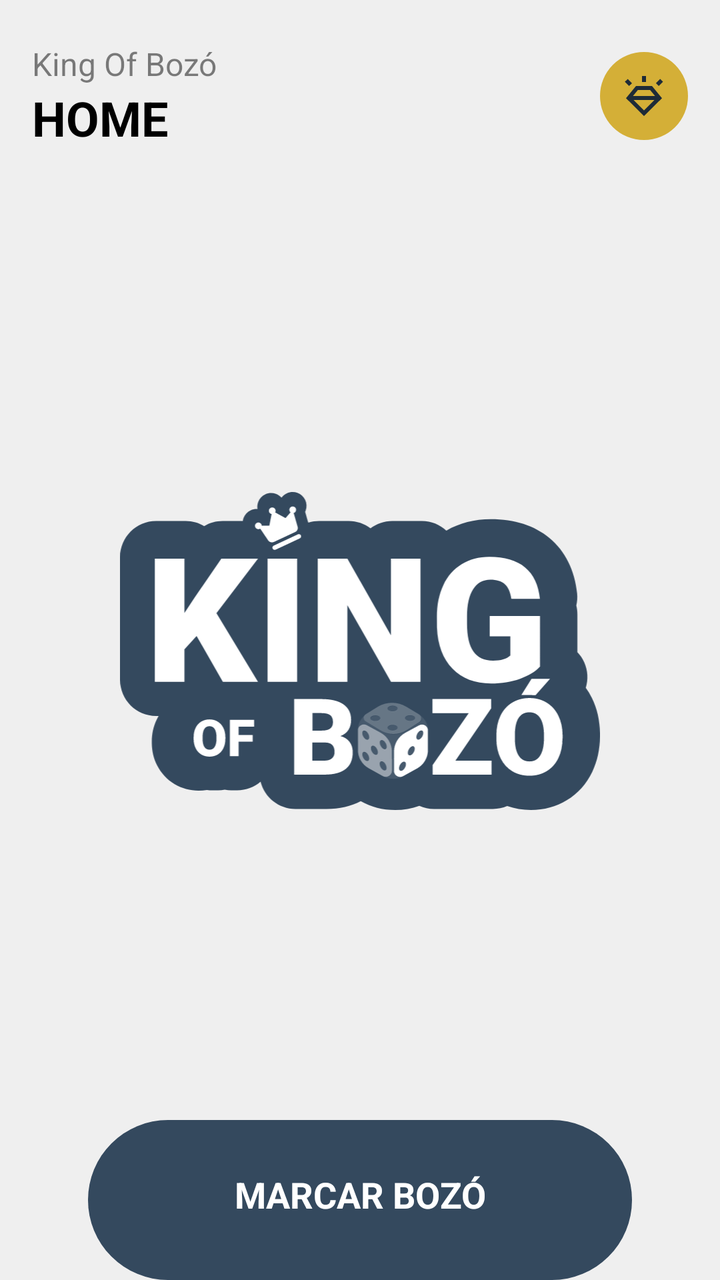
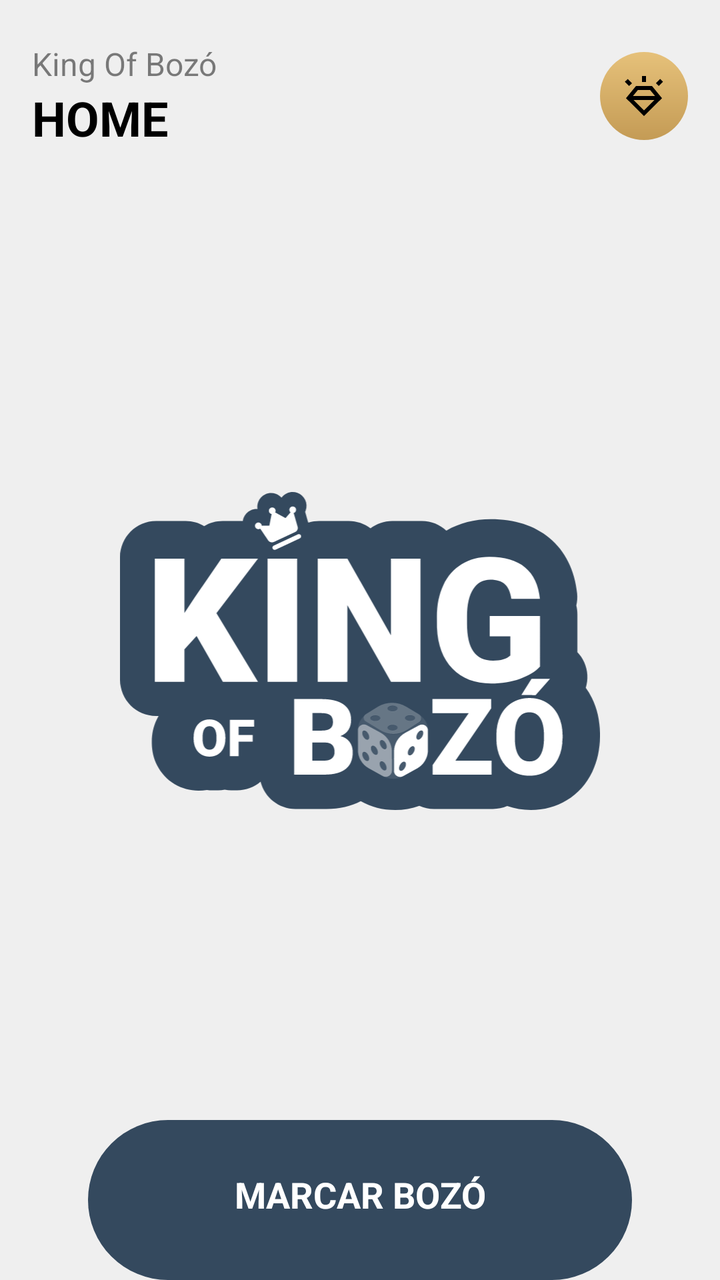

Compare the two renders of this Android layout. The source of the first and the diff that turns it into the second are given below.
<!-- AndroidManifest.xml: application theme Base.Theme.KingOfBozo.Standard -->
<!-- res/layout/fragment_home.xml -->
<?xml version="1.0" encoding="utf-8"?>
<androidx.constraintlayout.widget.ConstraintLayout
    xmlns:android="http://schemas.android.com/apk/res/android"
    xmlns:app="http://schemas.android.com/apk/res-auto"
    xmlns:tools="http://schemas.android.com/tools"
    android:layout_width="match_parent"
    android:layout_height="match_parent"
    android:background="?attr/customBackground"
    tools:context=".ui.home.HomeFragment"
    android:fitsSystemWindows="true">

    <LinearLayout
        android:id="@+id/text_ajustes_title"
        android:layout_width="match_parent"
        android:layout_height="wrap_content"
        android:orientation="horizontal"
        android:layout_marginTop="5dp"
        android:paddingVertical="16dp"
        android:layout_marginHorizontal="16dp"
        app:layout_constraintStart_toStartOf="parent"
        app:layout_constraintTop_toTopOf="parent">

        <LinearLayout
            android:layout_width="wrap_content"
            android:layout_height="wrap_content"
            android:gravity="start"
            android:orientation="vertical"
            android:layout_gravity="center_vertical"
            android:layout_weight="1">

        <TextView
            android:id="@+id/text_app_title"
            android:layout_width="wrap_content"
            android:layout_height="wrap_content"
            android:alpha="0.5"
            android:text="@string/king_of_boz"
            android:textColor="?attr/textFillColor"
            android:textSize="16sp" />

        <TextView
            android:id="@+id/text_greeting"
            android:layout_width="wrap_content"
            android:layout_height="wrap_content"
            android:text="HOME"
            android:textColor="?attr/textFillColor"
            android:textSize="24sp"
            android:textStyle="bold" />

        </LinearLayout>

        <ImageView
            android:id="@+id/button_premium_home"
            android:layout_width="44dp"
            android:layout_height="44dp"
            android:layout_gravity="center_vertical"
            android:background="@drawable/background_circle"
            android:backgroundTint="@color/premium"
            android:padding="10dp"
            android:src="@drawable/ic_diamond_shine"
            app:tint="@color/padrao_dark"
            android:clickable="true"
            android:focusable="true"
            tools:ignore="ContentDescription" />

    </LinearLayout>

    <ImageView
        android:id="@+id/image_logo_fundo"
        android:layout_width="match_parent"
        android:layout_height="wrap_content"
        android:layout_marginHorizontal="60dp"
        android:adjustViewBounds="true"
        android:contentDescription="@string/logo_king_of_boz"
        android:src="@drawable/fundo_logo"
        android:transitionName="logo_fundo_main"
        app:layout_constraintBottom_toTopOf="@+id/button_marcador"
        app:layout_constraintTop_toBottomOf="@+id/text_ajustes_title"
        app:tint="?attr/colorPrimary"
        tools:ignore="MissingConstraints" />

    <FrameLayout
        android:id="@+id/logo_container"
        android:layout_width="match_parent"
        android:layout_height="wrap_content"
        android:layout_marginHorizontal="60dp"
        android:transitionName="logo_main"
        app:layout_constraintBottom_toTopOf="@+id/button_marcador"
        app:layout_constraintTop_toBottomOf="@+id/text_ajustes_title">

        
        <ImageView
            android:id="@+id/letter_k"
            android:layout_width="match_parent"
            android:layout_height="wrap_content"
            android:adjustViewBounds="true"
            android:src="@drawable/logo_k"
            tools:ignore="ContentDescription" />

        <ImageView
            android:id="@+id/letter_i"
            android:layout_width="match_parent"
            android:layout_height="wrap_content"
            android:adjustViewBounds="true"
            android:src="@drawable/logo_i"
            tools:ignore="ContentDescription" />

        <ImageView
            android:id="@+id/letter_n"
            android:layout_width="match_parent"
            android:layout_height="wrap_content"
            android:adjustViewBounds="true"
            android:src="@drawable/logo_n"
            tools:ignore="ContentDescription" />

        <ImageView
            android:id="@+id/letter_g"
            android:layout_width="match_parent"
            android:layout_height="wrap_content"
            android:adjustViewBounds="true"
            android:src="@drawable/logo_g"
            tools:ignore="ContentDescription" />

        
        <ImageView
            android:id="@+id/letter_o_of"
            android:layout_width="match_parent"
            android:layout_height="wrap_content"
            android:adjustViewBounds="true"
            android:src="@drawable/logo_o_of"
            tools:ignore="ContentDescription" />

        <ImageView
            android:id="@+id/letter_f"
            android:layout_width="match_parent"
            android:layout_height="wrap_content"
            android:adjustViewBounds="true"
            android:src="@drawable/logo_f"
            tools:ignore="ContentDescription" />

        
        <ImageView
            android:id="@+id/letter_b"
            android:layout_width="match_parent"
            android:layout_height="wrap_content"
            android:adjustViewBounds="true"
            android:src="@drawable/logo_b"
            tools:ignore="ContentDescription" />

        <ImageView
            android:id="@+id/logo_dice"
            android:layout_width="match_parent"
            android:layout_height="wrap_content"
            android:adjustViewBounds="true"
            android:src="@drawable/logo_dice"
            tools:ignore="ContentDescription" />

        <ImageView
            android:id="@+id/letter_z"
            android:layout_width="match_parent"
            android:layout_height="wrap_content"
            android:adjustViewBounds="true"
            android:src="@drawable/logo_z"
            tools:ignore="ContentDescription" />

        <ImageView
            android:id="@+id/letter_o_bzo"
            android:layout_width="match_parent"
            android:layout_height="wrap_content"
            android:adjustViewBounds="true"
            android:src="@drawable/logo_o_bzo"
            tools:ignore="ContentDescription" />

        
        <ImageView
            android:id="@+id/crown"
            android:layout_width="match_parent"
            android:layout_height="wrap_content"
            android:adjustViewBounds="true"
            android:src="@drawable/logo_crown"
            tools:ignore="ContentDescription" />

    </FrameLayout>


    <TextView
        android:id="@+id/button_marcador"
        android:layout_width="match_parent"
        android:layout_height="80dp"
        android:layout_marginHorizontal="44dp"
        android:background="@drawable/background_card_btn_repouso_destaque_menu"
        android:backgroundTint="?attr/colorPrimary"
        android:gravity="top|center"
        android:paddingTop="25dp"
        android:text="MARCAR BOZÓ"
        android:textColor="?attr/customTextBackground"
        android:textSize="18sp"
        android:textStyle="bold"
        app:layout_constraintBottom_toBottomOf="parent"
        app:layout_constraintEnd_toEndOf="parent"
        app:layout_constraintStart_toStartOf="parent" />


</androidx.constraintlayout.widget.ConstraintLayout>
<!-- resources referenced by this layout -->
<resources>
  <color name="padrao_dark">#1E2B37</color>
  <color name="premium">#D4AF37</color>
  <!-- drawable background_card_btn_repouso_destaque_menu (drawable) -->
  <shape xmlns:android="http://schemas.android.com/apk/res/android"
      android:shape="rectangle">
      <solid android:color="@color/fundo_light" />
      <corners
          android:topLeftRadius="40dp"
          android:topRightRadius="40dp"
          android:bottomLeftRadius="40dp"
          android:bottomRightRadius="40dp" />
  </shape>
  <!-- drawable background_circle (drawable) -->
  <?xml version="1.0" encoding="utf-8"?>
  <shape xmlns:android="http://schemas.android.com/apk/res/android"
      android:shape="oval">
      <solid android:color="@color/fundo_light" />
  </shape>
  <!-- drawable ic_diamond_shine (drawable) -->
  <vector xmlns:android="http://schemas.android.com/apk/res/android" android:height="24dp" android:tint="#FFFFFF" android:viewportHeight="960" android:viewportWidth="960" android:width="24dp">
        
      <path android:fillColor="@android:color/white" android:pathData="M480,880L120,524L320,280L640,280L840,524L480,880ZM183,280L98,195L155,139L240,224L183,280ZM440,200L440,80L520,80L520,200L440,200ZM775,280L718,223L803,138L860,195L775,280ZM480,768L690,560L270,560L480,768ZM358,360L259,480L701,480L602,360L358,360Z"/>
      
  </vector>
  <!-- drawable logo_f (drawable) -->
  <vector xmlns:android="http://schemas.android.com/apk/res/android" android:width="1174.4dp" android:height="778.5dp" android:viewportWidth="1174.4" android:viewportHeight="778.5">
    <path android:pathData="M324.4,611.3h-34.5v35.3h-21.4v-88.8h59.4v16.5h-38v20.4h34.5v16.5Z" android:fillColor="#fff"/>
  </vector>
  <!-- drawable logo_i (drawable) -->
  <vector xmlns:android="http://schemas.android.com/apk/res/android" android:width="1174.4dp" android:height="778.5dp" android:viewportWidth="1174.4" android:viewportHeight="778.5">
    <path android:pathData="M433.2,464.6h-72.4V163.3h72.4v301.3Z" android:fillColor="#fff"/>
  </vector>
  <!-- drawable logo_k (drawable) -->
  <vector xmlns:android="http://schemas.android.com/apk/res/android" android:width="1174.4dp" android:height="778.5dp" android:viewportWidth="1174.4" android:viewportHeight="778.5">
    <path android:pathData="M187.1,352.4l-29.8,32.7v79.5h-72.6V163.3h72.6v132.9l25.3,-38.3 65,-94.6h89.8l-101.8,133.3 101.8,168h-86.1l-64.2,-112.2Z" android:fillColor="#fff"/>
  </vector>
  <!-- drawable logo_n (drawable) -->
  <vector xmlns:android="http://schemas.android.com/apk/res/android" android:width="1174.4dp" android:height="778.5dp" android:viewportWidth="1174.4" android:viewportHeight="778.5">
    <path android:pathData="M735.3,464.6h-72.2l-106.8,-187.5v187.5h-72.6V163.3h72.6l106.6,187.5v-187.5h72.4v301.3Z" android:fillColor="#fff"/>
  </vector>
  <!-- drawable logo_z (drawable) -->
  <vector xmlns:android="http://schemas.android.com/apk/res/android" android:width="1174.4dp" android:height="778.5dp" android:viewportWidth="1174.4" android:viewportHeight="778.5">
    <path android:pathData="M820.8,657.7h88.5v34.3h-144.2v-23.5l88.2,-127.1h-88.7v-34.5h143.8v22.9l-87.6,127.9Z" android:fillColor="#fff"/>
  </vector>
  <string name="king_of_boz">King Of Bozó</string>
  <string name="logo_king_of_boz">Logo King of Bozó</string>
  <color name="fundo_light">#EFEFEF</color>
  <color name="padrao">#34495e</color>
  <color name="text_dark">#000000</color>
  <color name="text_light">#FFFFFF</color>
  <color name="icon_dark">#000000</color>
  <color name="icon_light">#FFFFFF</color>
  <color name="card_light">#FFFFFF</color>
  <color name="card_dark">#313131</color>
  <!-- unchanged entries left out for length: 9 -->
</resources>

<!-- the commit's change to res/layout/fragment_home.xml (unified diff, before → after) -->
@@ -53,11 +53,11 @@
             android:layout_width="44dp"
             android:layout_height="44dp"
             android:layout_gravity="center_vertical"
-            android:background="@drawable/background_circle"
-            android:backgroundTint="@color/premium"
+            android:background="@drawable/bg_gold_button"
+            android:backgroundTint="@null"
             android:padding="10dp"
             android:src="@drawable/ic_diamond_shine"
-            app:tint="@color/padrao_dark"
+            app:tint="@color/premium_text_on_gold"
             android:clickable="true"
             android:focusable="true"
             tools:ignore="ContentDescription" />
<!-- resource entries referenced after the edit -->
@@ -1,7 +1,6 @@
 <!-- resources referenced by this layout -->
 <resources>
-  <color name="padrao_dark">#1E2B37</color>
-  <color name="premium">#D4AF37</color>
+  <color name="premium_text_on_gold">#000000</color>
   <!-- drawable background_card_btn_repouso_destaque_menu (drawable) -->
   <shape xmlns:android="http://schemas.android.com/apk/res/android"
       android:shape="rectangle">
@@ -12,11 +11,21 @@
           android:bottomLeftRadius="40dp"
           android:bottomRightRadius="40dp" />
   </shape>
-  <!-- drawable background_circle (drawable) -->
+  <!-- drawable bg_gold_button (drawable) -->
   <?xml version="1.0" encoding="utf-8"?>
   <shape xmlns:android="http://schemas.android.com/apk/res/android"
-      android:shape="oval">
-      <solid android:color="@color/fundo_light" />
+      android:shape="rectangle">
+  
+      
+      <gradient
+          android:angle="270"
+          android:startColor="@color/premium_button_gold_start"
+          android:endColor="@color/premium_button_gold_end"
+          android:type="linear" />
+  
+      
+      <corners android:radius="50dp" />
+  
   </shape>
   <!-- drawable ic_diamond_shine (drawable) -->
   <vector xmlns:android="http://schemas.android.com/apk/res/android" android:height="24dp" android:tint="#FFFFFF" android:viewportHeight="960" android:viewportWidth="960" android:width="24dp">
@@ -47,13 +56,15 @@
   <string name="king_of_boz">King Of Bozó</string>
   <string name="logo_king_of_boz">Logo King of Bozó</string>
   <color name="fundo_light">#EFEFEF</color>
+  <color name="premium_button_gold_start">#E6C17A</color>
+  <color name="premium_button_gold_end">#C49B55</color>
   <color name="padrao">#34495e</color>
   <color name="text_dark">#000000</color>
   <color name="text_light">#FFFFFF</color>
   <color name="icon_dark">#000000</color>
   <color name="icon_light">#FFFFFF</color>
   <color name="card_light">#FFFFFF</color>
-  <color name="card_dark">#313131</color>
+  <color name="card_dark">#17212A</color>
   <!-- unchanged entries left out for length: 9 -->
 </resources>
 
